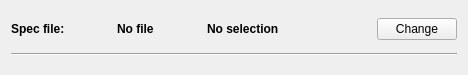
The window that gui/ui/fileInfo.ui (syncope/adapt) describes before a commit, drawn with Qt 5.
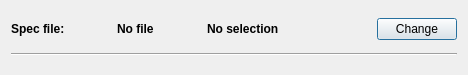
The same window after the commit.

Commit message: + set default focus for all gui elements in the ui file

```diff
--- a/gui/ui/fileInfo.ui
+++ b/gui/ui/fileInfo.ui
@@ -114,6 +114,9 @@
          <property name="text">
           <string>Change</string>
          </property>
+         <property name="default">
+          <bool>true</bool>
+         </property>
         </widget>
        </item>
       </layout>
```
The commit also changes 8 other files.
